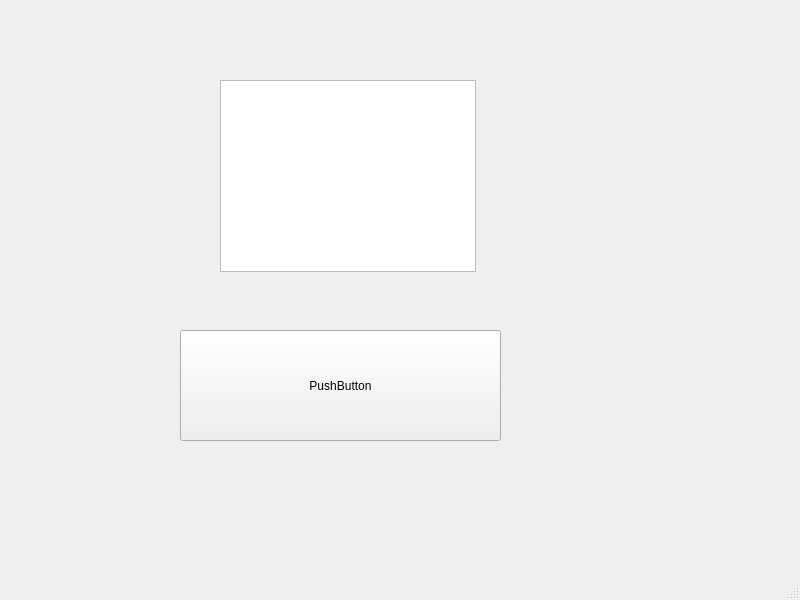
This is mainwindow.ui in GamesIS/HandGestureRecognitionVer2 as Qt 5 draws it before an edit. The edited form follows.
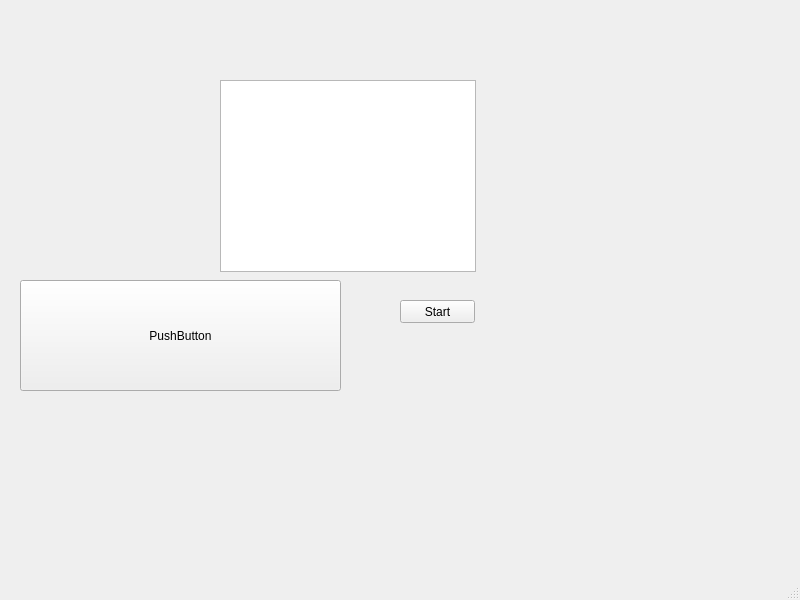
This is the edited form.

```diff
--- a/mainwindow.ui
+++ b/mainwindow.ui
@@ -27,8 +27,8 @@
    <widget class="QPushButton" name="pushButton">
     <property name="geometry">
      <rect>
-      <x>180</x>
-      <y>330</y>
+      <x>20</x>
+      <y>280</y>
       <width>321</width>
       <height>111</height>
      </rect>
@@ -37,6 +37,19 @@
      <string>PushButton</string>
     </property>
    </widget>
+   <widget class="QPushButton" name="startButton">
+    <property name="geometry">
+     <rect>
+      <x>400</x>
+      <y>300</y>
+      <width>75</width>
+      <height>23</height>
+     </rect>
+    </property>
+    <property name="text">
+     <string>Start</string>
+    </property>
+   </widget>
   </widget>
   <widget class="QMenuBar" name="menubar">
    <property name="geometry">
```
